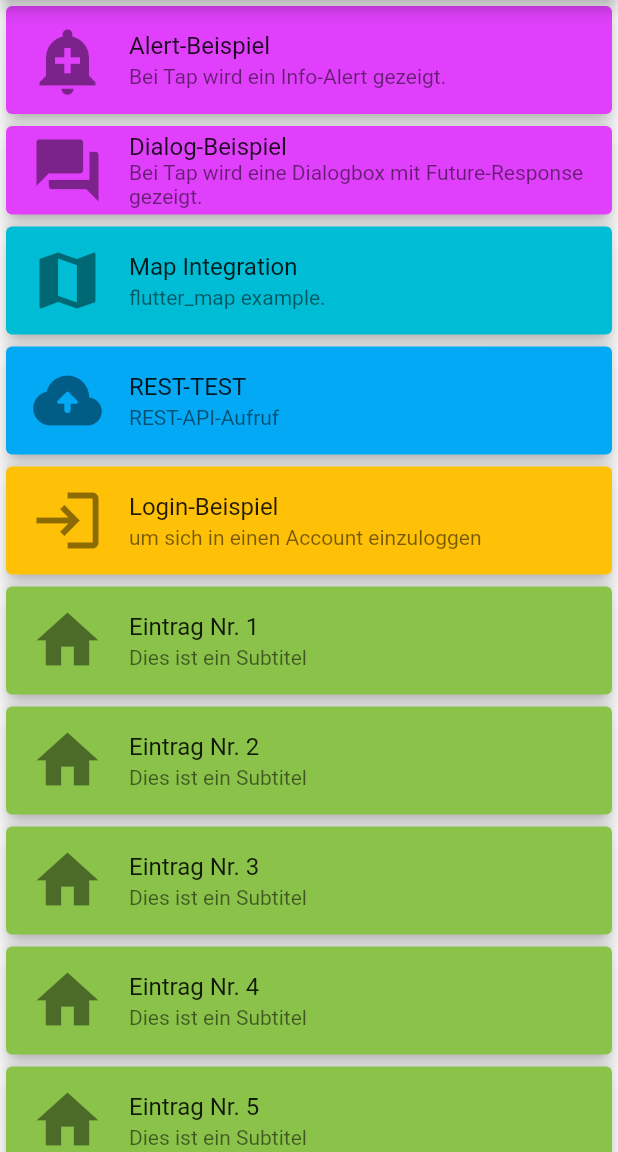
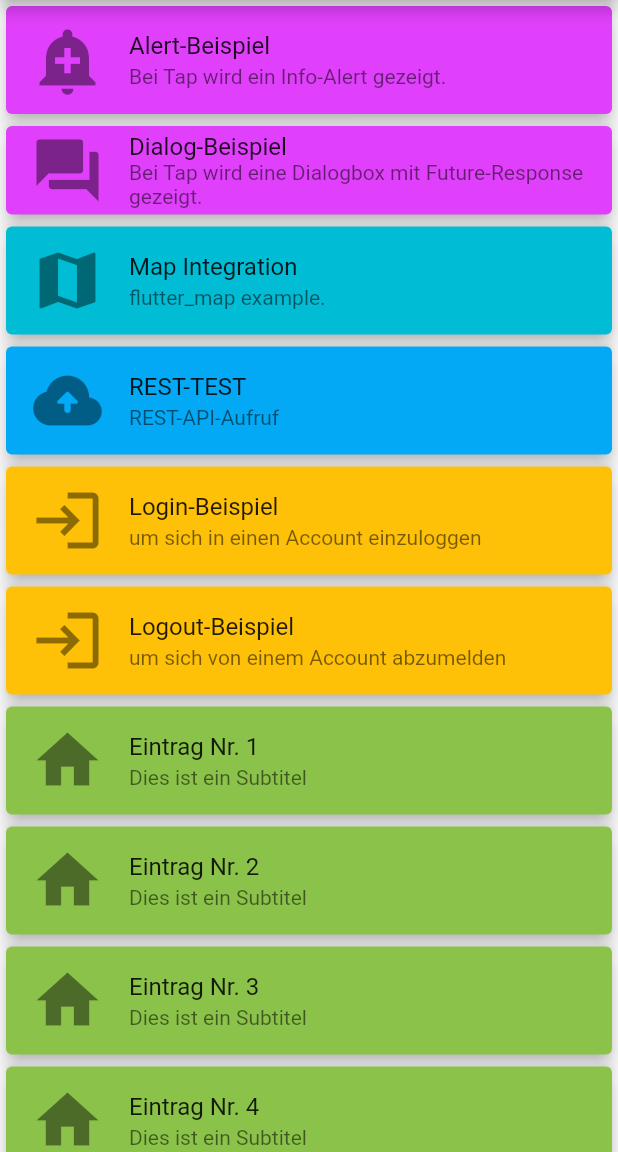
Before and after one commit to didszun/flutter-functions, a Flutter app: the screen it shows after launch, on a phone screen of 412 x 824 dp, the part 84-1236 px from its top. Run offline on Flutter 3.47's test engine with Material 2 defaults, Android fonts, the phone set to English and light mode, and no system bars; our stand-ins replace flutter_login, flutter_map, latlong2.

Commit message:
LOGIN: logout route added, logout not implemented (still missing logged-in-state)

```diff
--- a/lib/main.dart
+++ b/lib/main.dart
@@ -135,6 +135,27 @@ class HomeScreen extends StatelessWidget {
                 ],
               )
           ),
+          Card(
+              elevation: 5.0,
+              color: Colors.amber,
+              child: Column(
+                mainAxisSize: MainAxisSize.min,
+                children: <Widget>[
+                  ListTile(
+                      leading: const Icon(Icons.login, size: 50),
+                      title: const Text("Logout-Beispiel"),
+                      subtitle: const Text("um sich von einem Account abzumelden"),
+                      onTap: () {
+                        Navigator.pushNamed(
+                          context,
+                          '/logout',
+                        );
+                      }
+                    //=> print("Jetzt neue Route öffnen.")
+                  )
+                ],
+              )
+          ),
           for (int i=1; i<=20; i++)
             Card(
                 elevation: 5.0,
--- a/lib/route_generator.dart
+++ b/lib/route_generator.dart
@@ -31,6 +31,9 @@ class RouteGenerator {
       case '/login':
         return MaterialPageRoute(builder: (context) =>  AccoutLogin());
 
+      case '/logout':
+        return MaterialPageRoute(builder: (context) =>  AccoutLogout());
+
       default:
         return _errorRoute();
     }
```
Also changed, not shown: lib/mod_account_actions.dart (+16 -3 lines), 1 other file.
